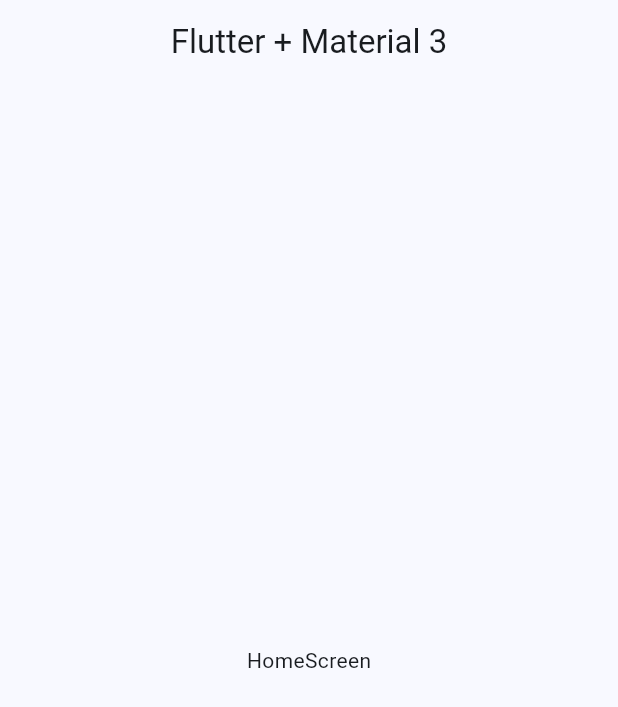
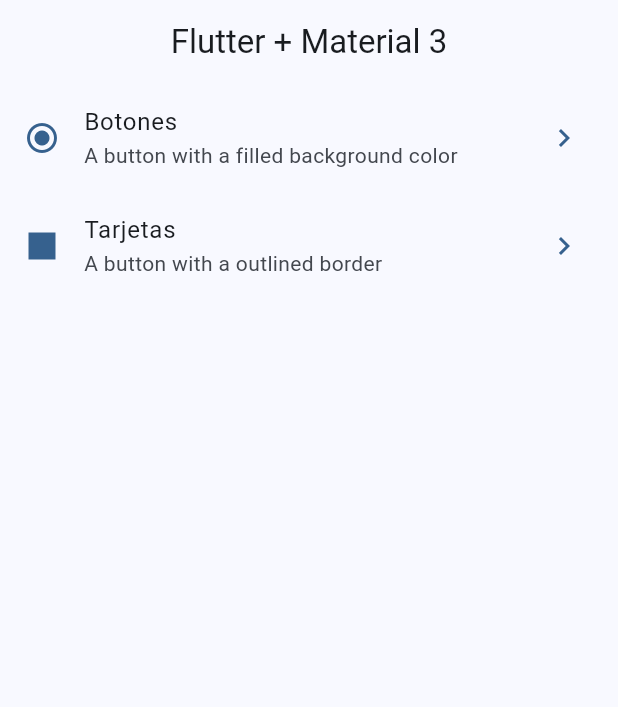
Before and after one commit to Ignaciomanchu1998/widget-app, a Flutter app: the screen it shows after launch, on a phone screen of 412 x 824 dp. Shown: the top 707 px of the screen. Run offline on Flutter 3.47's test engine with Material 2 defaults, Android fonts, the phone set to English and light mode, and no system bars.

Commit message:
Home screen implementado

```diff
--- a/lib/config/menu/menu_item.dart
+++ b/lib/config/menu/menu_item.dart
@@ -1,4 +1,4 @@
-import 'package:flutter/cupertino.dart';
+import 'package:flutter/material.dart';
 
 class MenuItem {
   final String title;
@@ -19,12 +19,12 @@ const appMenuItems = <MenuItem>[
     title: 'Botones',
     subTitle: 'A button with a filled background color',
     route: '/buttons',
-    icon: CupertinoIcons.square_fill,
+    icon: Icons.radio_button_checked,
   ),
   MenuItem(
     title: 'Tarjetas',
     subTitle: 'A button with a outlined border',
     route: '/card',
-    icon: CupertinoIcons.square,
+    icon: Icons.square,
   ),
 ];
--- a/lib/main.dart
+++ b/lib/main.dart
@@ -1,6 +1,7 @@
 import 'package:flutter/material.dart';
 import 'package:widgets_app/config/theme/app_theme.dart';
 
+import 'presentation/screens/button/button_screen.dart';
 import 'presentation/screens/home/home_screen.dart';
 
 void main() {
@@ -15,7 +16,11 @@ class MainApp extends StatelessWidget {
     return MaterialApp(
       debugShowCheckedModeBanner: false,
       theme: AppTheme(selectColor: 2).getTheme(),
-      home: const HomeScreen(),
+      initialRoute: '/home',
+      routes: {
+        '/home': (_) => const HomeScreen(),
+        '/buttons': (_) => const ButtonScreen(),
+      },
     );
   }
 }
--- a/lib/presentation/screens/home/home_screen.dart
+++ b/lib/presentation/screens/home/home_screen.dart
@@ -1,4 +1,6 @@
 import 'package:flutter/material.dart';
+
+import '../../../config/menu/menu_item.dart';
 
 class HomeScreen extends StatelessWidget {
   const HomeScreen({Key? key}) : super(key: key);
@@ -9,9 +11,48 @@ class HomeScreen extends StatelessWidget {
       appBar: AppBar(
         title: const Text('Flutter + Material 3'),
       ),
-      body: const Center(
-        child: Text('HomeScreen'),
-      ),
+      body: const _HomeView(),
     );
   }
 }
+
+class _HomeView extends StatelessWidget {
+  const _HomeView();
+
+  @override
+  Widget build(BuildContext context) {
+    return ListView.builder(
+      itemCount: appMenuItems.length,
+      itemBuilder: (context, index) {
+        final item = appMenuItems[index];
+        return _ListTitle(item: item);
+      },
+    );
+  }
+}
+
+class _ListTitle extends StatelessWidget {
+  const _ListTitle({
+    required this.item,
+  });
+
+  final MenuItem item;
+
+  @override
+  Widget build(BuildContext context) {
+    final colors = Theme.of(context).colorScheme;
+    return ListTile(
+      title: Text(item.title),
+      subtitle: Text(item.subTitle),
+      leading: Icon(
+        item.icon,
+        color: colors.primary,
+      ),
+      trailing: Icon(
+        Icons.chevron_right,
+        color: colors.primary,
+      ),
+      onTap: () => Navigator.pushNamed(context, item.route),
+    );
+  }
+}
```
Also changed, not shown: lib/presentation/screens/button/button_screen.dart (added, +88 -0 lines).
